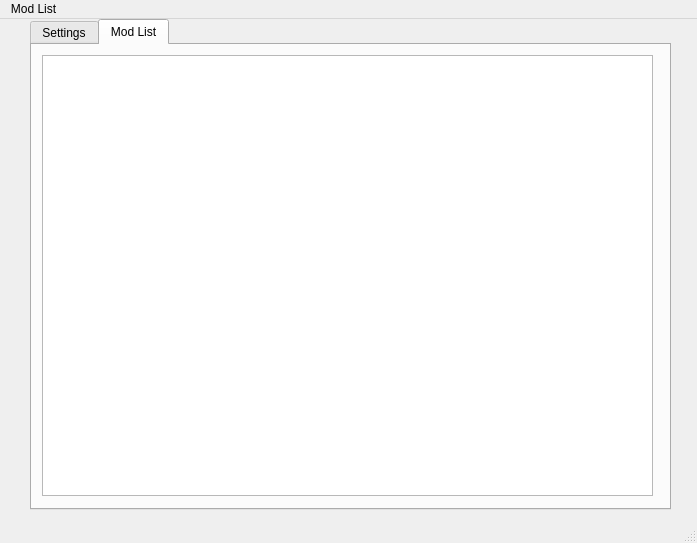
The window that mainwindow.ui (BrakeDude/IsaacConfigurator) describes before a commit, drawn with Qt 5.
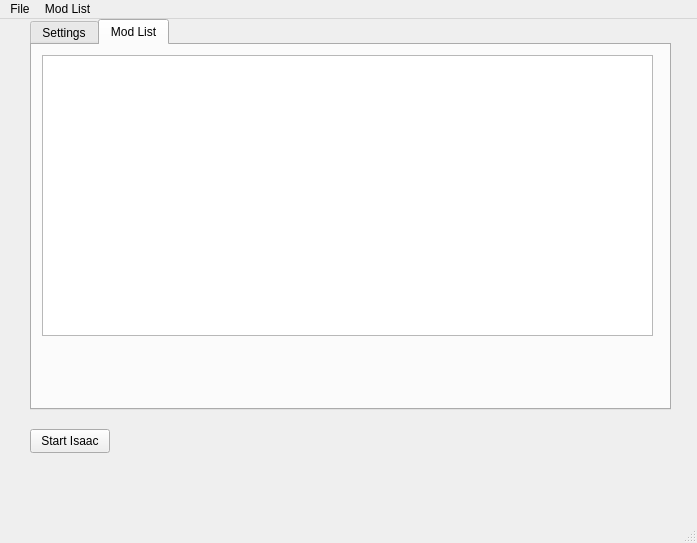
The same window after the commit. The open tabs and pages were chosen to show the change.

Commit message: Button to start game

```diff
--- a/mainwindow.ui
+++ b/mainwindow.ui
@@ -32,7 +32,7 @@
       <x>30</x>
       <y>0</y>
       <width>641</width>
-      <height>491</height>
+      <height>391</height>
      </rect>
     </property>
     <property name="currentIndex">
@@ -856,12 +856,25 @@
         <x>10</x>
         <y>10</y>
         <width>611</width>
-        <height>441</height>
+        <height>281</height>
        </rect>
       </property>
      </widget>
     </widget>
    </widget>
+   <widget class="QPushButton" name="startButton">
+    <property name="geometry">
+     <rect>
+      <x>30</x>
+      <y>410</y>
+      <width>80</width>
+      <height>24</height>
+     </rect>
+    </property>
+    <property name="text">
+     <string>Start Isaac</string>
+    </property>
+   </widget>
   </widget>
   <widget class="QMenuBar" name="menubar">
    <property name="geometry">
@@ -878,6 +891,13 @@
     </property>
     <addaction name="actionReload"/>
    </widget>
+   <widget class="QMenu" name="menuFile">
+    <property name="title">
+     <string>File</string>
+    </property>
+    <addaction name="actionExit"/>
+   </widget>
+   <addaction name="menuFile"/>
    <addaction name="menuMod_List"/>
   </widget>
   <widget class="QStatusBar" name="statusbar"/>
```
Left out of the diff: 5 changed lines with no effect on the pictures. The commit also changes 4 other files.
